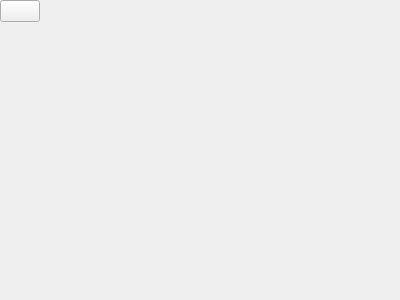
First picture: the form in resource/MyPlugin.ui, repository Cloinville/ros-gui, before the edit.
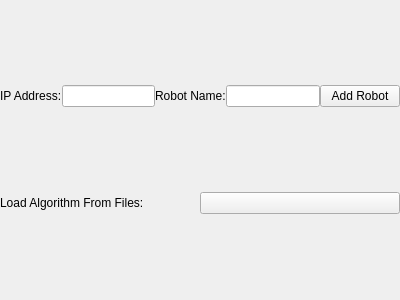
Second picture: the form after the edit.

Commit message: Stable build of files that showbasic ui elements before python code is added

Patch:
```diff
--- a/resource/MyPlugin.ui
+++ b/resource/MyPlugin.ui
@@ -13,17 +13,65 @@
   <property name="windowTitle">
    <string>Form</string>
   </property>
-  <widget class="QPushButton" name="better_name">
+  <layout class="QVBoxLayout" name="verticalLayout">
+   <property name="spacing">
+    <number>0</number>
+   </property>
+   <property name="margin">
+    <number>0</number>
+   </property>
+   <item>
+    <layout class="QHBoxLayout" name="add_robot_line">
+     <item>
+      <widget class="QLabel" name="ip_address_name">
+       <property name="text">
+        <string>IP Address:</string>
+       </property>
+      </widget>
+     </item>
+     <item>
+      <widget class="QLineEdit" name="ip_address"/>
+     </item>
+     <item>
+      <widget class="QLabel" name="ip_address_name">
+       <property name="text">
+        <string>Robot Name:</string>
+       </property>
+      </widget>
+     </item>
+     <item>
+      <widget class="QLineEdit" name="robot_name"/>
+     </item>  
+     <item>
+      <widget class="QPushButton" name="add_robot">
+       <property name="text">
+	       <string>Add Robot</string>
+       </property>
+      </widget>
+     </item>
+    </layout>
+   </item>
+   <item>
+    <layout class="QHBoxLayout" name="add_algorithm_line">
+     <item>
+      <widget class="QLabel" name="add_algorithm_text">
+       <property name="text">
+        <string>Load Algorithm From Files:</string>
+       </property>
+      </widget>
+     </item>
+     
+     <item>
+      <widget class="QPushButton" name="load_algorithm_button">
        <property name="toolTip">
-        <string>Refresh ROS graph</string>
-       </property>
-       <property name="iconSize">
-        <size>
-         <width>16</width>
-         <height>16</height>
-        </size>
+        <string>Load Algorithm file</string>
        </property>
       </widget>
+     </item>
+
+    </layout>
+   </item>
+  </layout>
  </widget>
  <resources/>
  <connections/>
```
Left out of the diff: 6 changed lines with no effect on the pictures. The commit also changes 1 other file.
